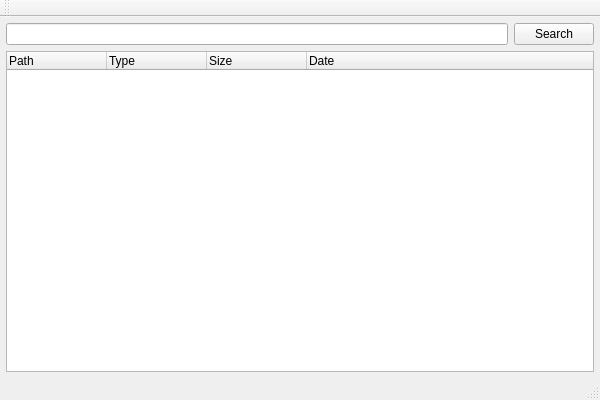
Qt form mainwindow.ui (oWeRQ/qlocate) before a commit.
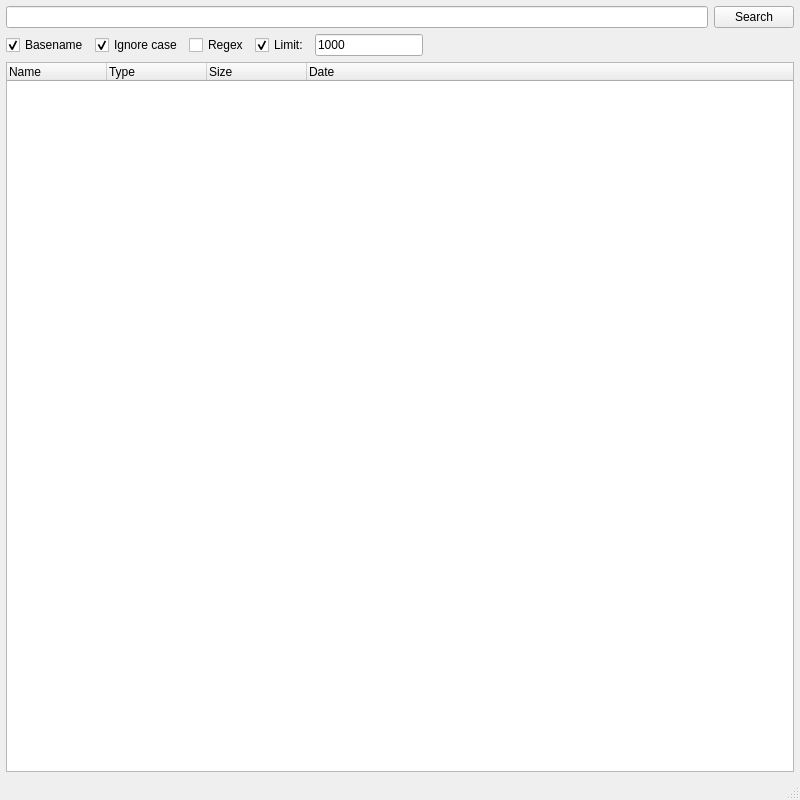
The same form after that commit.

Commit message: with options & marks matches

```diff
--- a/mainwindow.ui
+++ b/mainwindow.ui
@@ -6,8 +6,8 @@
    <rect>
     <x>0</x>
     <y>0</y>
-    <width>600</width>
-    <height>400</height>
+    <width>800</width>
+    <height>800</height>
    </rect>
   </property>
   <property name="windowTitle">
@@ -18,16 +18,6 @@
     <property name="margin">
      <number>6</number>
     </property>
-    <item row="0" column="1" colspan="2">
-     <widget class="QPushButton" name="pushButton">
-      <property name="text">
-       <string>Search</string>
-      </property>
-      <property name="flat">
-       <bool>false</bool>
-      </property>
-     </widget>
-    </item>
     <item row="0" column="0">
      <widget class="QLineEdit" name="lineEdit">
       <property name="focusPolicy">
@@ -41,7 +31,7 @@
       </property>
      </widget>
     </item>
-    <item row="1" column="0" colspan="3">
+    <item row="8" column="0" colspan="3">
      <widget class="QTreeWidget" name="treeWidget">
       <property name="allColumnsShowFocus">
        <bool>true</bool>
@@ -51,7 +41,7 @@
       </property>
       <column>
        <property name="text">
-        <string>Path</string>
+        <string>Name</string>
        </property>
       </column>
       <column>
@@ -71,6 +61,89 @@
       </column>
      </widget>
     </item>
+    <item row="0" column="1" colspan="2">
+     <widget class="QPushButton" name="pushButton">
+      <property name="text">
+       <string>Search</string>
+      </property>
+      <property name="flat">
+       <bool>false</bool>
+      </property>
+     </widget>
+    </item>
+    <item row="3" column="0">
+     <layout class="QGridLayout" name="gridLayout_options" rowstretch="0,0,0">
+      <item row="1" column="1">
+       <widget class="QCheckBox" name="checkBox_basename">
+        <property name="text">
+         <string>Basename</string>
+        </property>
+        <property name="checked">
+         <bool>true</bool>
+        </property>
+        <property name="tristate">
+         <bool>false</bool>
+        </property>
+       </widget>
+      </item>
+      <item row="1" column="2">
+       <widget class="QCheckBox" name="checkBox_ignorecase">
+        <property name="text">
+         <string>Ignore case</string>
+        </property>
+        <property name="checked">
+         <bool>true</bool>
+        </property>
+       </widget>
+      </item>
+      <item row="1" column="6">
+       <spacer name="horizontalSpacer">
+        <property name="orientation">
+         <enum>Qt::Horizontal</enum>
+        </property>
+        <property name="sizeHint" stdset="0">
+         <size>
+          <width>40</width>
+          <height>20</height>
+         </size>
+        </property>
+       </spacer>
+      </item>
+      <item row="1" column="3">
+       <widget class="QCheckBox" name="checkBox_regex">
+        <property name="text">
+         <string>Regex</string>
+        </property>
+       </widget>
+      </item>
+      <item row="1" column="4">
+       <widget class="QCheckBox" name="checkBox_limit">
+        <property name="text">
+         <string>Limit:</string>
+        </property>
+        <property name="checked">
+         <bool>true</bool>
+        </property>
+       </widget>
+      </item>
+      <item row="1" column="5">
+       <widget class="QLineEdit" name="lineEdit_limit">
+        <property name="enabled">
+         <bool>true</bool>
+        </property>
+        <property name="sizePolicy">
+         <sizepolicy hsizetype="Minimum" vsizetype="Fixed">
+          <horstretch>0</horstretch>
+          <verstretch>0</verstretch>
+         </sizepolicy>
+        </property>
+        <property name="text">
+         <string>1000</string>
+        </property>
+       </widget>
+      </item>
+     </layout>
+    </item>
    </layout>
   </widget>
   <widget class="QMenuBar" name="menuBar">
@@ -78,19 +151,11 @@
     <rect>
      <x>0</x>
      <y>0</y>
-     <width>600</width>
+     <width>800</width>
      <height>21</height>
     </rect>
    </property>
   </widget>
-  <widget class="QToolBar" name="mainToolBar">
-   <attribute name="toolBarArea">
-    <enum>TopToolBarArea</enum>
-   </attribute>
-   <attribute name="toolBarBreak">
-    <bool>false</bool>
-   </attribute>
-  </widget>
   <widget class="QStatusBar" name="statusBar"/>
  </widget>
  <layoutdefault spacing="6" margin="11"/>
```
Left out of the diff: 16 changed lines with no effect on the pictures. The commit also changes 2 other files.
